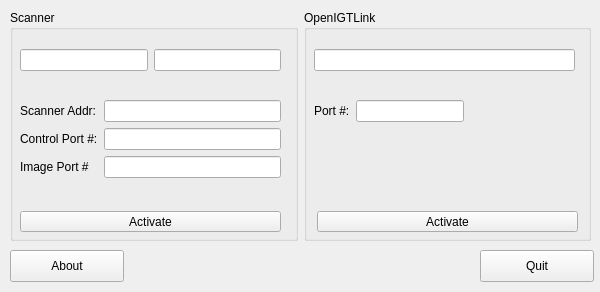
tokjun/DICOMIGTL, file DICOMIGTLWindow.ui: the form before one commit.
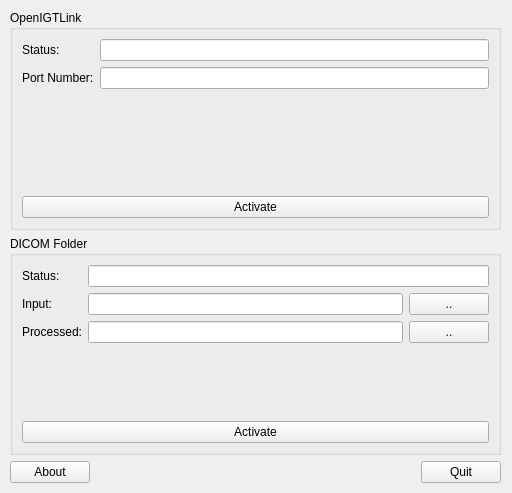
The form after the commit.

Commit message: ENH: Add class for DICOM directory monitoring

Diff of the .ui file:
```diff
--- a/DICOMIGTLWindow.ui
+++ b/DICOMIGTLWindow.ui
@@ -6,8 +6,8 @@
    <rect>
     <x>0</x>
     <y>0</y>
-    <width>600</width>
-    <height>292</height>
+    <width>512</width>
+    <height>493</height>
    </rect>
   </property>
   <property name="windowTitle">
@@ -25,7 +25,7 @@
    </property>
    <property name="minimumSize">
     <size>
-     <width>600</width>
+     <width>512</width>
      <height>0</height>
     </size>
    </property>
@@ -40,200 +40,189 @@
      <rect>
       <x>10</x>
       <y>10</y>
-      <width>581</width>
-      <height>231</height>
+      <width>491</width>
+      <height>473</height>
      </rect>
     </property>
-    <layout class="QHBoxLayout" name="horizontalLayout">
-     <item>
-      <widget class="QGroupBox" name="gpScanner">
-       <property name="title">
-        <string>Scanner</string>
-       </property>
-       <widget class="QPushButton" name="pbScannerActivate">
-        <property name="geometry">
-         <rect>
-          <x>10</x>
-          <y>201</y>
-          <width>261</width>
-          <height>21</height>
-         </rect>
-        </property>
-        <property name="text">
-         <string>Activate</string>
-        </property>
-       </widget>
-       <widget class="QWidget" name="formLayoutWidget">
-        <property name="geometry">
-         <rect>
-          <x>10</x>
-          <y>90</y>
-          <width>261</width>
-          <height>101</height>
-         </rect>
-        </property>
-        <layout class="QFormLayout" name="formLayout">
-         <item row="1" column="0">
-          <widget class="QLabel" name="controlPortLabel">
-           <property name="text">
-            <string>Control Port #:</string>
-           </property>
-          </widget>
-         </item>
-         <item row="1" column="1">
-          <widget class="QLineEdit" name="leControlPort"/>
-         </item>
-         <item row="0" column="0">
-          <widget class="QLabel" name="scannerAddressLabel">
-           <property name="text">
-            <string>Scanner Addr:</string>
-           </property>
-          </widget>
-         </item>
-         <item row="0" column="1">
-          <widget class="QLineEdit" name="leScannerAddress"/>
-         </item>
-         <item row="2" column="0">
-          <widget class="QLabel" name="imagePortLabel">
-           <property name="text">
-            <string>Image Port #</string>
-           </property>
-          </widget>
-         </item>
-         <item row="2" column="1">
-          <widget class="QLineEdit" name="leImagePort"/>
-         </item>
-        </layout>
-       </widget>
-       <widget class="QWidget" name="horizontalLayoutWidget">
-        <property name="geometry">
-         <rect>
-          <x>10</x>
-          <y>30</y>
-          <width>261</width>
-          <height>41</height>
-         </rect>
-        </property>
-        <layout class="QHBoxLayout" name="horizontalLayout_2">
-         <item>
-          <widget class="QLineEdit" name="leStatusControl">
-           <property name="alignment">
-            <set>Qt::AlignCenter</set>
-           </property>
-           <property name="readOnly">
-            <bool>true</bool>
-           </property>
-          </widget>
-         </item>
-         <item>
-          <widget class="QLineEdit" name="leStatusImage">
-           <property name="alignment">
-            <set>Qt::AlignCenter</set>
-           </property>
-           <property name="readOnly">
-            <bool>true</bool>
-           </property>
-          </widget>
-         </item>
-        </layout>
-       </widget>
-      </widget>
-     </item>
+    <layout class="QVBoxLayout" name="verticalLayout">
      <item>
       <widget class="QGroupBox" name="gpOpenIGTLink">
+       <property name="sizePolicy">
+        <sizepolicy hsizetype="Preferred" vsizetype="Minimum">
+         <horstretch>0</horstretch>
+         <verstretch>0</verstretch>
+        </sizepolicy>
+       </property>
        <property name="title">
         <string>OpenIGTLink</string>
        </property>
-       <widget class="QPushButton" name="pbClientActivate">
-        <property name="geometry">
-         <rect>
-          <x>13</x>
-          <y>201</y>
-          <width>261</width>
-          <height>21</height>
-         </rect>
-        </property>
-        <property name="text">
-         <string>Activate</string>
-        </property>
-       </widget>
-       <widget class="QWidget" name="horizontalLayoutWidget_2">
-        <property name="geometry">
-         <rect>
-          <x>10</x>
-          <y>30</y>
-          <width>261</width>
-          <height>41</height>
-         </rect>
-        </property>
-        <layout class="QHBoxLayout" name="horizontalLayout_3">
-         <item>
-          <widget class="QLineEdit" name="leStatusClient">
-           <property name="alignment">
-            <set>Qt::AlignCenter</set>
-           </property>
-           <property name="readOnly">
-            <bool>true</bool>
-           </property>
-          </widget>
-         </item>
-        </layout>
-       </widget>
-       <widget class="QWidget" name="formLayoutWidget_2">
-        <property name="geometry">
-         <rect>
-          <x>10</x>
-          <y>90</y>
-          <width>261</width>
-          <height>91</height>
-         </rect>
-        </property>
-        <layout class="QFormLayout" name="formLayout_3">
-         <property name="fieldGrowthPolicy">
-          <enum>QFormLayout::FieldsStayAtSizeHint</enum>
-         </property>
-         <item row="0" column="0">
-          <widget class="QLabel" name="portLabel">
-           <property name="text">
-            <string>Port #:</string>
-           </property>
-          </widget>
-         </item>
-         <item row="0" column="1">
-          <widget class="QLineEdit" name="leOpenIGTLinkPort"/>
-         </item>
-        </layout>
-       </widget>
+       <layout class="QVBoxLayout" name="verticalLayout_2">
+        <item>
+         <layout class="QFormLayout" name="formLayout_3">
+          <property name="fieldGrowthPolicy">
+           <enum>QFormLayout::ExpandingFieldsGrow</enum>
+          </property>
+          <item row="1" column="0">
+           <widget class="QLabel" name="lbPort">
+            <property name="text">
+             <string>Port Number:</string>
+            </property>
+           </widget>
+          </item>
+          <item row="1" column="1">
+           <widget class="QLineEdit" name="leOpenIGTLinkPort">
+            <property name="sizePolicy">
+             <sizepolicy hsizetype="Expanding" vsizetype="Fixed">
+              <horstretch>0</horstretch>
+              <verstretch>0</verstretch>
+             </sizepolicy>
+            </property>
+           </widget>
+          </item>
+          <item row="0" column="0">
+           <widget class="QLabel" name="lbOpenIGTLinkStatus">
+            <property name="text">
+             <string>Status:</string>
+            </property>
+           </widget>
+          </item>
+          <item row="0" column="1">
+           <widget class="QLineEdit" name="leStatusClient">
+            <property name="alignment">
+             <set>Qt::AlignCenter</set>
+            </property>
+            <property name="readOnly">
+             <bool>true</bool>
+            </property>
+           </widget>
+          </item>
+         </layout>
+        </item>
+        <item>
+         <widget class="QPushButton" name="pbClientActivate">
+          <property name="text">
+           <string>Activate</string>
+          </property>
+         </widget>
+        </item>
+       </layout>
       </widget>
      </item>
+     <item>
+      <widget class="QGroupBox" name="gpScanner">
+       <property name="title">
+        <string>DICOM Folder</string>
+       </property>
+       <layout class="QVBoxLayout" name="verticalLayout_3">
+        <item>
+         <layout class="QFormLayout" name="formLayout">
+          <property name="fieldGrowthPolicy">
+           <enum>QFormLayout::AllNonFixedFieldsGrow</enum>
+          </property>
+          <item row="0" column="0">
+           <widget class="QLabel" name="lbStatus">
+            <property name="text">
+             <string>Status:</string>
+            </property>
+           </widget>
+          </item>
+          <item row="0" column="1">
+           <widget class="QLineEdit" name="leStatusDirectoryMonitor">
+            <property name="alignment">
+             <set>Qt::AlignCenter</set>
+            </property>
+            <property name="readOnly">
+             <bool>true</bool>
+            </property>
+           </widget>
+          </item>
+          <item row="1" column="0">
+           <widget class="QLabel" name="lbInputDirectory">
+            <property name="text">
+             <string>Input:</string>
+            </property>
+           </widget>
+          </item>
+          <item row="1" column="1">
+           <layout class="QHBoxLayout" name="horizontalLayout">
+            <item>
+             <widget class="QLineEdit" name="leInputDirectory"/>
+            </item>
+            <item>
+             <widget class="QPushButton" name="pbInputDirectory">
+              <property name="text">
+               <string>..</string>
+              </property>
+             </widget>
+            </item>
+           </layout>
+          </item>
+          <item row="2" column="0">
+           <widget class="QLabel" name="lbProcessedDirectory">
+            <property name="text">
+             <string>Processed:</string>
+            </property>
+           </widget>
+          </item>
+          <item row="2" column="1">
+           <layout class="QHBoxLayout" name="horizontalLayout_4">
+            <item>
+             <widget class="QLineEdit" name="leProcessedDirectory"/>
+            </item>
+            <item>
+             <widget class="QPushButton" name="pbProcessedDirectory">
+              <property name="text">
+               <string>..</string>
+              </property>
+             </widget>
+            </item>
+           </layout>
+          </item>
+         </layout>
+        </item>
+        <item>
+         <widget class="QPushButton" name="pbDirectoryMonitorActivate">
+          <property name="text">
+           <string>Activate</string>
+          </property>
+         </widget>
+        </item>
+       </layout>
+      </widget>
+     </item>
+     <item>
+      <layout class="QHBoxLayout" name="horizontalLayout_2">
+       <item>
+        <widget class="QPushButton" name="pbAbout">
+         <property name="text">
+          <string>About</string>
+         </property>
+        </widget>
+       </item>
+       <item>
+        <spacer name="horizontalSpacer">
+         <property name="orientation">
+          <enum>Qt::Horizontal</enum>
+         </property>
+         <property name="sizeHint" stdset="0">
+          <size>
+           <width>40</width>
+           <height>20</height>
+          </size>
+         </property>
+        </spacer>
+       </item>
+       <item>
+        <widget class="QPushButton" name="pbQuit">
+         <property name="text">
+          <string>Quit</string>
+         </property>
+        </widget>
+       </item>
+      </layout>
+     </item>
     </layout>
    </widget>
-   <widget class="QPushButton" name="pbQuit">
-    <property name="geometry">
-     <rect>
-      <x>480</x>
-      <y>250</y>
-      <width>114</width>
-      <height>32</height>
-     </rect>
-    </property>
-    <property name="text">
-     <string>Quit</string>
-    </property>
-   </widget>
-   <widget class="QPushButton" name="pbAbout">
-    <property name="geometry">
-     <rect>
-      <x>10</x>
-      <y>250</y>
-      <width>114</width>
-      <height>32</height>
-     </rect>
-    </property>
-    <property name="text">
-     <string>About</string>
-    </property>
-   </widget>
   </widget>
  </widget>
  <resources/>
```
Left out of the diff: 2 changed lines with no effect on the pictures. The commit also changes 5 other files.
